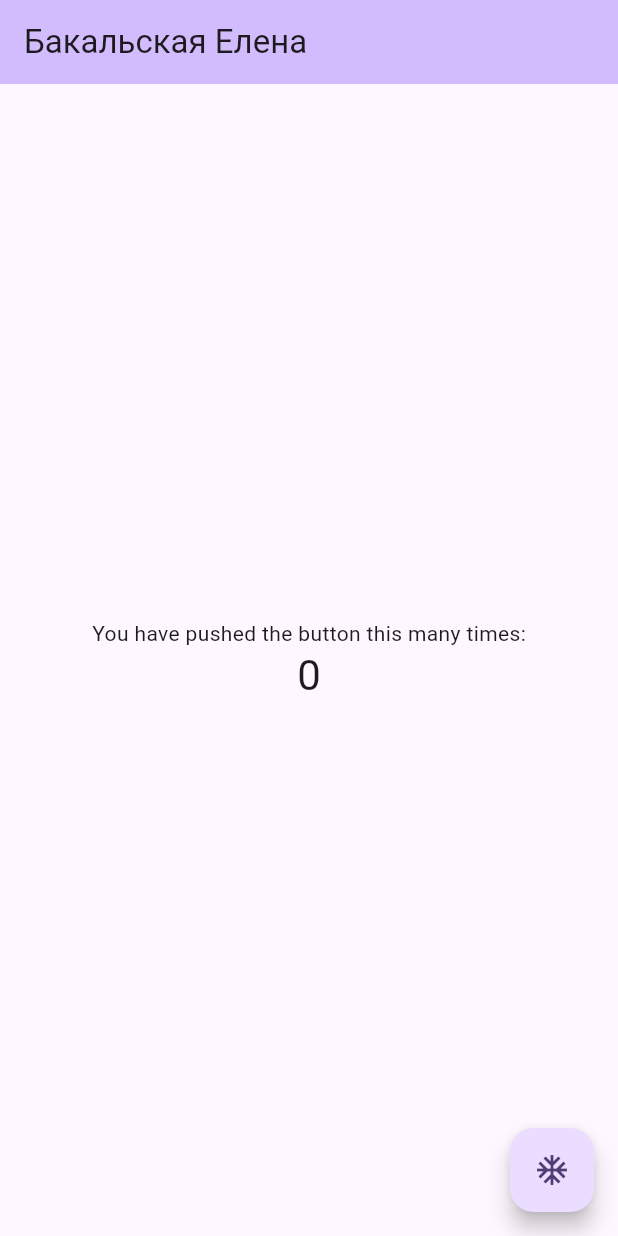
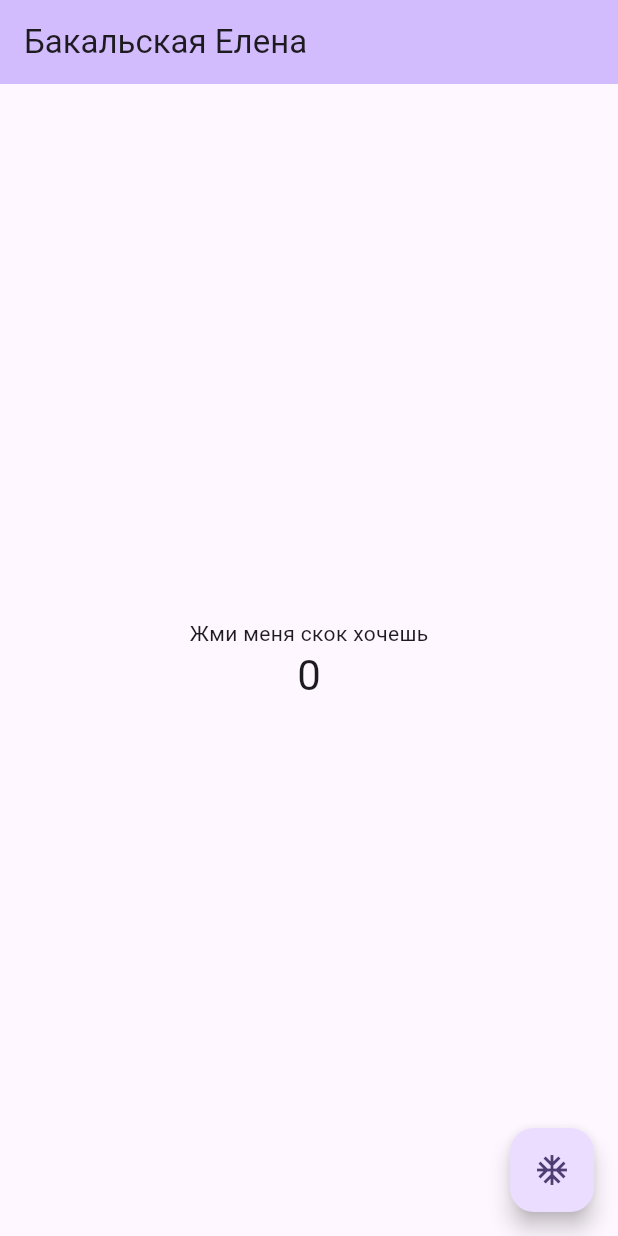
Before and after one commit to elina-kallin/pmu_labs_3_course, a Flutter app: the screen it shows after launch, on a phone screen of 412 x 824 dp. Run offline on Flutter 3.47's test engine with Material 3 defaults, Android fonts, the light colour scheme and no system bars.

Commit message:
first lab is done

```diff
--- a/lib/main.dart
+++ b/lib/main.dart
@@ -50,7 +50,7 @@ class _MyHomePageState extends State<MyHomePage> {
           mainAxisAlignment: MainAxisAlignment.center,
           children: <Widget>[
             const Text(
-              'You have pushed the button this many times:',
+              'Жми меня скок хочешь',
             ),
             Text(
               '$_counter',
```
